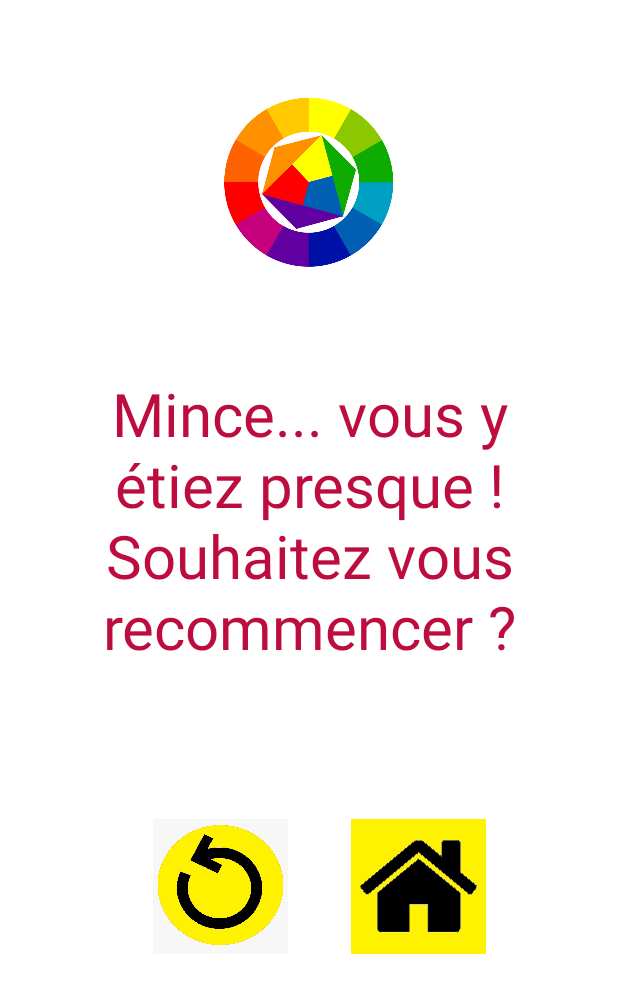
After one commit to hashgrem/AppColorMemory, an Android app: the layout layout_recommencer.xml on its own in the app's theme, with its tools: preview values and no code run, on a phone screen of 412 x 824 dp. The commit adds this screen. Shown: the top 993 px of the screen. Run offline under Robolectric (Android 15) with nearby library versions, the light colour scheme and no system bars.

Commit message:
ajout page Recommencer -> redirect jeu ou home

```diff
--- a/app/src/main/java/com/example/appcolormemory/MainActivity.java
+++ b/app/src/main/java/com/example/appcolormemory/MainActivity.java
@@ -4,6 +4,7 @@ package com.example.appcolormemory;
 import androidx.appcompat.app.AppCompatActivity;
 
 import android.annotation.SuppressLint;
+import android.content.Intent;
 import android.graphics.Color;
 import android.os.Bundle;
 import android.view.View;
@@ -194,6 +195,9 @@ public class MainActivity extends AppCompatActivity {
             if(vie == 0){
                 premiereVie.getBackground().mutate().setAlpha(0);
                 Toast.makeText(getApplicationContext(), "Perdu", Toast.LENGTH_SHORT).show();
+                Thread.sleep(2000);
+                Intent recommencer = new Intent(MainActivity.this, RecommencerNiveau.class);
+                startActivity(recommencer);
                 //page échec : demander de recommencer
             }
             else{
--- /dev/null
+++ b/app/src/main/java/com/example/appcolormemory/RecommencerNiveau.java
@@ -0,0 +1,39 @@
+package com.example.appcolormemory;
+
+import androidx.appcompat.app.AppCompatActivity;
+
+import android.content.Intent;
+import android.os.Bundle;
+import android.view.View;
+import android.widget.ImageButton;
+
+public class RecommencerNiveau extends AppCompatActivity {
+
+    ImageButton restart, home;
+
+    @Override
+    protected void onCreate(Bundle savedInstanceState) {
+        super.onCreate(savedInstanceState);
+        setContentView(R.layout.layout_recommencer);
+
+        restart = (ImageButton) findViewById(R.id.restart);
+        home = (ImageButton) findViewById(R.id.home);
+
+
+        restart.setOnClickListener(new View.OnClickListener() {
+            @Override
+            public void onClick(View v) {
+                Intent retourEasyMode = new Intent(getApplicationContext(), MainActivity.class);
+                startActivity(retourEasyMode);
+            }
+        });
+
+        home.setOnClickListener(new View.OnClickListener() {
+            @Override
+            public void onClick(View v) {
+                Intent retourHome = new Intent(getApplicationContext(), MainMenu.class);
+                startActivity(retourHome);
+            }
+        });
+    }
+}
--- /dev/null
+++ b/app/src/main/res/layout/layout_recommencer.xml
@@ -0,0 +1,62 @@
+<?xml version="1.0" encoding="utf-8"?>
+<androidx.constraintlayout.widget.ConstraintLayout xmlns:android="http://schemas.android.com/apk/res/android"
+    xmlns:app="http://schemas.android.com/apk/res-auto"
+    xmlns:tools="http://schemas.android.com/tools"
+    android:layout_width="match_parent"
+    android:layout_height="match_parent">
+
+
+    <ImageView
+        android:id="@+id/logo_image"
+        android:layout_width="150dp"
+        android:layout_height="0dp"
+        android:layout_gravity="center"
+        android:layout_marginBottom="303dp"
+        android:src="@drawable/cercle_couleurs"
+        app:layout_constraintBottom_toTopOf="@+id/home"
+        app:layout_constraintEnd_toEndOf="parent"
+        app:layout_constraintHorizontal_bias="0.498"
+        app:layout_constraintStart_toStartOf="parent"
+        app:layout_constraintTop_toTopOf="parent" />
+
+    <TextView
+        android:id="@+id/msg_echec"
+        android:layout_width="297dp"
+        android:layout_height="202dp"
+        android:gravity="center"
+        android:text="Mince... vous y étiez presque !   Souhaitez vous recommencer ?"
+        android:textColor="#BC0D3E"
+        android:textSize="40sp"
+        app:layout_constraintBottom_toBottomOf="parent"
+        app:layout_constraintEnd_toEndOf="parent"
+        app:layout_constraintStart_toStartOf="parent"
+        app:layout_constraintTop_toTopOf="parent"
+        app:layout_constraintVertical_bias="0.395" />
+
+    <ImageButton
+        android:id="@+id/restart"
+        android:layout_width="90dp"
+        android:layout_height="90dp"
+        android:layout_gravity="center"
+        android:background="@drawable/restart"
+        app:layout_constraintBottom_toBottomOf="@+id/home"
+        app:layout_constraintEnd_toEndOf="parent"
+        app:layout_constraintHorizontal_bias="0.317"
+        app:layout_constraintStart_toStartOf="parent"
+        app:layout_constraintTop_toTopOf="@+id/home" />
+
+    <ImageButton
+        android:id="@+id/home"
+        android:layout_width="90dp"
+        android:layout_height="90dp"
+        android:layout_gravity="center"
+        android:layout_marginBottom="188dp"
+        android:background="@drawable/home"
+        app:layout_constraintBottom_toBottomOf="parent"
+        app:layout_constraintEnd_toEndOf="parent"
+        app:layout_constraintHorizontal_bias="0.325"
+        app:layout_constraintStart_toEndOf="@+id/restart"
+        app:layout_constraintTop_toBottomOf="@+id/logo_image" />
+
+
+</androidx.constraintlayout.widget.ConstraintLayout>
```
Also changed, not shown: app/src/main/res/drawable/home.png (added), app/src/main/res/drawable/restart.png (added).
